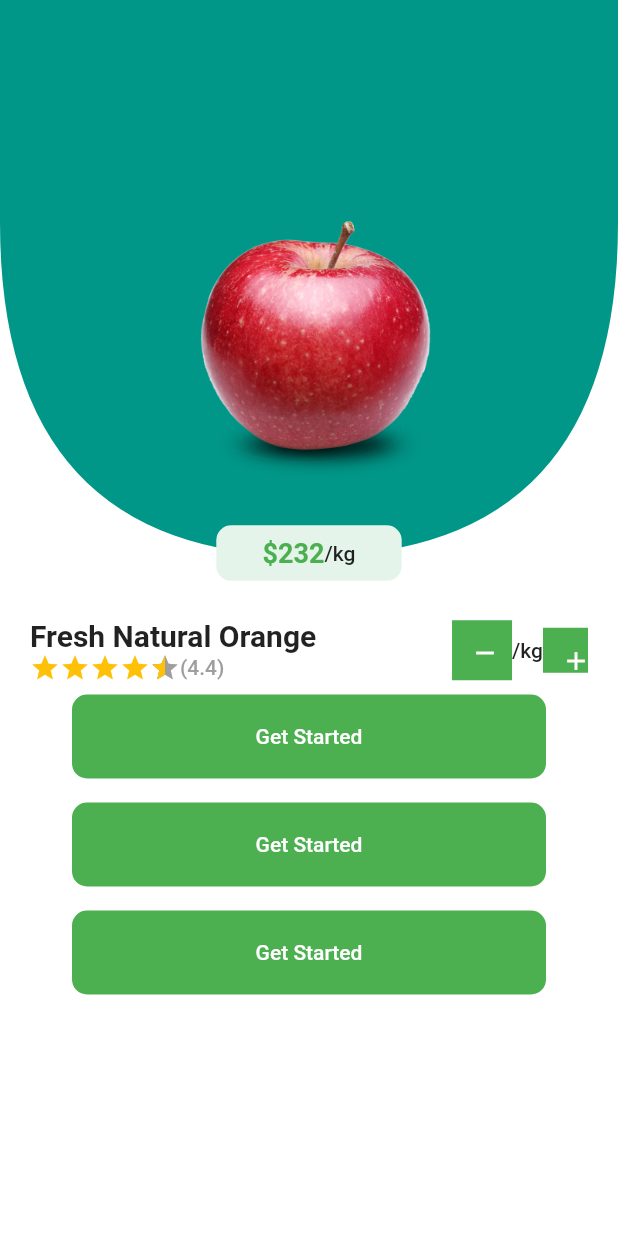
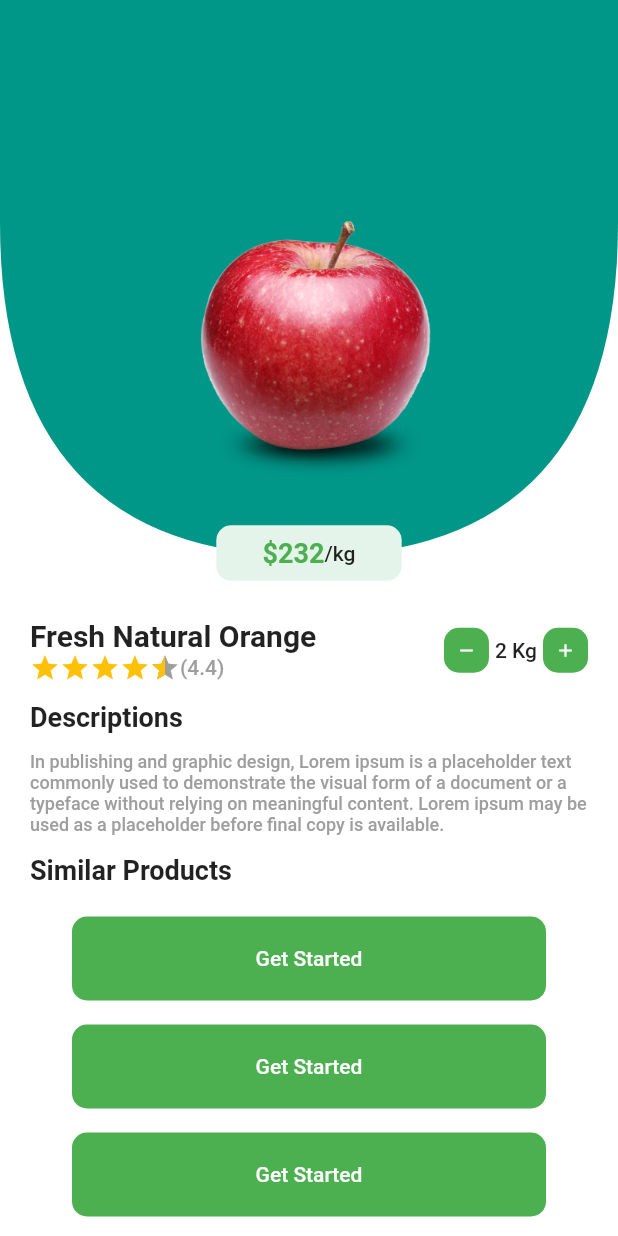
Before and after one commit to Maddumage/flutter_uis, a Flutter app: the ProductDetails screen opened directly, on a phone screen of 412 x 824 dp. Run offline on Flutter 3.47's test engine with Material 2 defaults, Android fonts, the phone set to English and light mode, and no system bars; drawn by our look-alikes of flutter_rating_bar; our stand-ins replace carousel_slider, flutter_svg.

Commit message:
updated product details page

```diff
--- a/grocery-store/lib/components/section_title.dart
+++ b/grocery-store/lib/components/section_title.dart
@@ -4,19 +4,19 @@ class SectionTitle extends StatelessWidget {
   const SectionTitle({
     Key? key,
     required this.title,
-    this.buttonText = 'See all',
-    required this.onPress,
+    this.buttonText,
+    this.onPress,
   }) : super(key: key);
 
   final String title;
-  final String buttonText;
-  final Function() onPress;
+  final String? buttonText;
+  final Function()? onPress;
 
   @override
   Widget build(BuildContext context) {
     return Container(
       width: MediaQuery.of(context).size.width,
-      margin: const EdgeInsets.symmetric(horizontal: 20, vertical: 8),
+      margin: const EdgeInsets.symmetric(horizontal: 0, vertical: 8),
       child: Row(
         mainAxisAlignment: MainAxisAlignment.spaceBetween,
         crossAxisAlignment: CrossAxisAlignment.center,
@@ -37,7 +37,7 @@ class SectionTitle extends StatelessWidget {
               tapTargetSize: MaterialTapTargetSize.shrinkWrap,
             ),
             child: Text(
-              buttonText,
+              buttonText ?? '',
               style: const TextStyle(
                 color: Colors.green,
               ),
--- a/grocery-store/lib/screens/productdetails/product_details.dart
+++ b/grocery-store/lib/screens/productdetails/product_details.dart
@@ -1,5 +1,6 @@
 import 'package:flutter/material.dart';
 import 'package:flutter_rating_bar/flutter_rating_bar.dart';
+import 'package:grocery_store/components/section_title.dart';
 
 import '../../components/flat_button.dart';
 import '../../utils/constants.dart';
@@ -39,111 +40,17 @@ class _ProductDetailsState extends State<ProductDetails> {
                   child: Column(
                     crossAxisAlignment: CrossAxisAlignment.center,
                     children: [
-                      Row(
-                        mainAxisAlignment: MainAxisAlignment.spaceBetween,
-                        crossAxisAlignment: CrossAxisAlignment.center,
-                        children: [
-                          Column(
-                            mainAxisAlignment: MainAxisAlignment.start,
-                            crossAxisAlignment: CrossAxisAlignment.start,
-                            children: [
-                              const Text(
-                                'Fresh Natural Orange',
-                                style: TextStyle(
-                                  color: Colors.black87,
-                                  fontWeight: FontWeight.bold,
-                                  fontSize: 20,
-                                ),
-                              ),
-                              Row(
-                                // mainAxisAlignment: MainAxisAlignment.start,
-                                // crossAxisAlignment: CrossAxisAlignment.start,
-                                children: [
-                                  RatingBar.builder(
-                                    initialRating: 4.4,
-                                    minRating: 1,
-                                    direction: Axis.horizontal,
-                                    allowHalfRating: true,
-                                    itemCount: 5,
-                                    itemSize: 20,
-                                    unratedColor: Colors.grey.shade500,
-                                    itemBuilder: (context, _) => const Icon(
-                                      Icons.star,
-                                      color: Colors.amber,
-                                      size: 10,
-                                    ),
-                                    onRatingUpdate: (rating) {
-                                      print(rating);
-                                    },
-                                  ),
-                                  Text(
-                                    '(4.4)',
-                                    style: TextStyle(
-                                      color: Colors.grey.shade500,
-                                      fontWeight: FontWeight.w500,
-                                      fontSize: 14,
-                                    ),
-                                  )
-                                ],
-                              ),
-                            ],
-                          ),
-                          Row(
-                            mainAxisAlignment: MainAxisAlignment.center,
-                            crossAxisAlignment: CrossAxisAlignment.center,
-                            children: [
-                              Container(
-                                width: 40,
-                                height: 40,
-                                padding: const EdgeInsets.all(4),
-                                alignment: Alignment.center,
-                                decoration: const ShapeDecoration(
-                                  color: Colors.green,
-                                  shape: RoundedRectangleBorder(),
-                                ),
-                                child: Center(
-                                  child: IconButton(
-                                    icon: const Icon(
-                                      Icons.remove,
-                                      size: 20,
-                                    ),
-                                    color: Colors.white,
-                                    onPressed: () {},
-                                  ),
-                                ),
-                              ),
-                              Text(
-                                '/kg',
-                                style: TextStyle(
-                                  color: Colors.black87,
-                                  fontWeight: FontWeight.w500,
-                                  fontSize: 14,
-                                ),
-                              ),
-                              Container(
-                                width: 30,
-                                height: 30,
-                                padding: const EdgeInsets.all(4),
-                                alignment: Alignment.center,
-                                decoration: const ShapeDecoration(
-                                  color: Colors.green,
-                                  shape: RoundedRectangleBorder(),
-                                ),
-                                child: Center(
-                                  child: IconButton(
-                                    icon: const Icon(
-                                      Icons.add,
-                                      size: 20,
-                                    ),
-                                    color: Colors.white,
-                                    onPressed: () {},
-                                  ),
-                                ),
-                              ),
-                            ],
-                          ),
-                        ],
+                      const ProductTitleBar(),
+                      const SectionTitle(title: 'Descriptions'),
+                      Text(
+                        'In publishing and graphic design, Lorem ipsum is a placeholder text commonly used to demonstrate the visual form of a document or a typeface without relying on meaningful content. Lorem ipsum may be used as a placeholder before final copy is available.',
+                        style: TextStyle(
+                          color: Colors.grey.shade500,
+                          fontWeight: FontWeight.w500,
+                          fontSize: 12,
+                        ),
                       ),
+                      const SectionTitle(title: 'Similar Products'),
                       FlatButton(
                         title: 'Get Started',
                         onPress: () {
@@ -242,6 +149,118 @@ class _ProductDetailsState extends State<ProductDetails> {
   }
 }
 
+class ProductTitleBar extends StatelessWidget {
+  const ProductTitleBar({
+    Key? key,
+  }) : super(key: key);
+
+  @override
+  Widget build(BuildContext context) {
+    return Row(
+      mainAxisAlignment: MainAxisAlignment.spaceBetween,
+      crossAxisAlignment: CrossAxisAlignment.center,
+      children: [
+        Column(
+          mainAxisAlignment: MainAxisAlignment.start,
+          crossAxisAlignment: CrossAxisAlignment.start,
+          children: [
+            const Text(
+              'Fresh Natural Orange',
+              style: TextStyle(
+                color: Colors.black87,
+                fontWeight: FontWeight.bold,
+                fontSize: 20,
+              ),
+            ),
+            Row(
+              // mainAxisAlignment: MainAxisAlignment.start,
+              // crossAxisAlignment: CrossAxisAlignment.start,
+              children: [
+                RatingBar.builder(
+                  initialRating: 4.4,
+                  minRating: 1,
+                  direction: Axis.horizontal,
+                  allowHalfRating: true,
+                  itemCount: 5,
+                  itemSize: 20,
+                  unratedColor: Colors.grey.shade500,
+                  itemBuilder: (context, _) => const Icon(
+                    Icons.star,
+                    color: Colors.amber,
+                    size: 10,
+                  ),
+                  onRatingUpdate: (rating) {
+                    print(rating);
+                  },
+                ),
+                Text(
+                  '(4.4)',
+                  style: TextStyle(
+                    color: Colors.grey.shade500,
+                    fontWeight: FontWeight.w500,
+                    fontSize: 14,
+                  ),
+                )
+              ],
+            ),
+          ],
+        ),
+        Row(
+          mainAxisAlignment: MainAxisAlignment.center,
+          crossAxisAlignment: CrossAxisAlignment.center,
+          children: [
+            Container(
+              width: 30,
+              height: 30,
+              alignment: Alignment.center,
+              decoration: BoxDecoration(
+                borderRadius: BorderRadius.circular(10),
+                color: Colors.green,
+              ),
+              child: IconButton(
+                icon: const Icon(
+                  Icons.remove,
+                  size: 14,
+                ),
+                color: Colors.white,
+                onPressed: () {},
+              ),
+            ),
+            const Padding(
+              padding: EdgeInsets.symmetric(horizontal: 4),
+              child: Text(
+                '2 Kg',
+                style: TextStyle(
+                  color: Colors.black87,
+                  fontWeight: FontWeight.w500,
+                  fontSize: 14,
+                ),
+              ),
+            ),
+            Container(
+              width: 30,
+              height: 30,
+              alignment: Alignment.center,
+              decoration: BoxDecoration(
+                borderRadius: BorderRadius.circular(10),
+                color: Colors.green,
+              ),
+              child: IconButton(
+                icon: const Icon(
+                  Icons.add,
+                  size: 14,
+                ),
+                color: Colors.white,
+                onPressed: () {},
+              ),
+            ),
+          ],
+        ),
+      ],
+    );
+  }
+}
+
 class HeaderClipper extends CustomClipper<Path> {
   @override
   Path getClip(Size size) {
```
